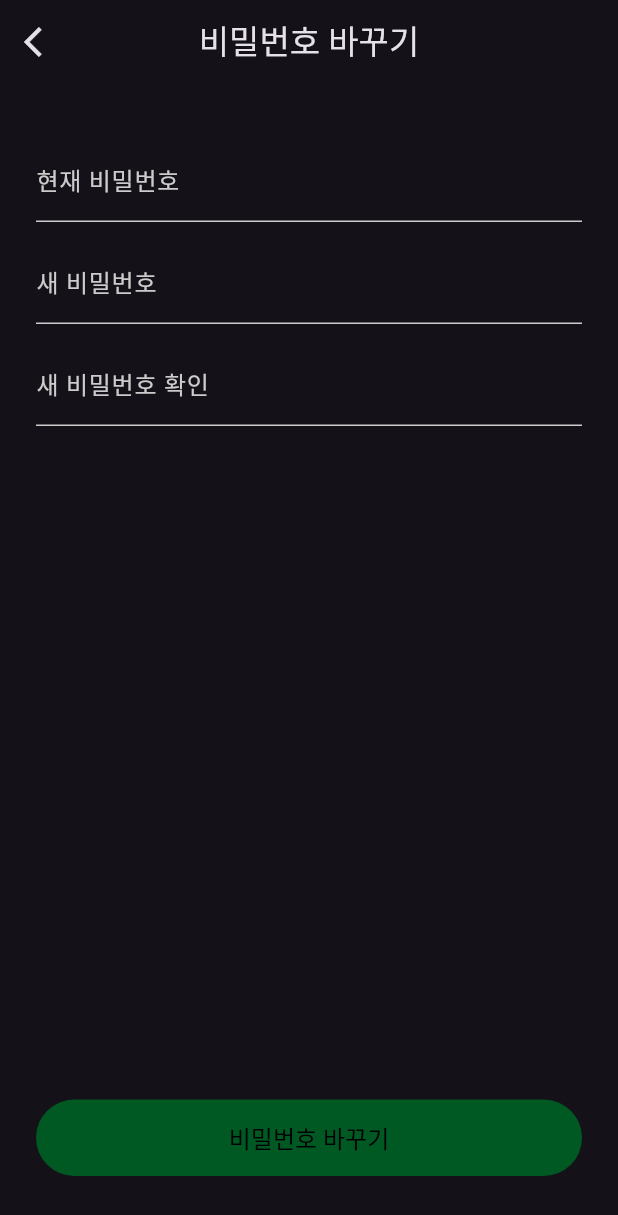
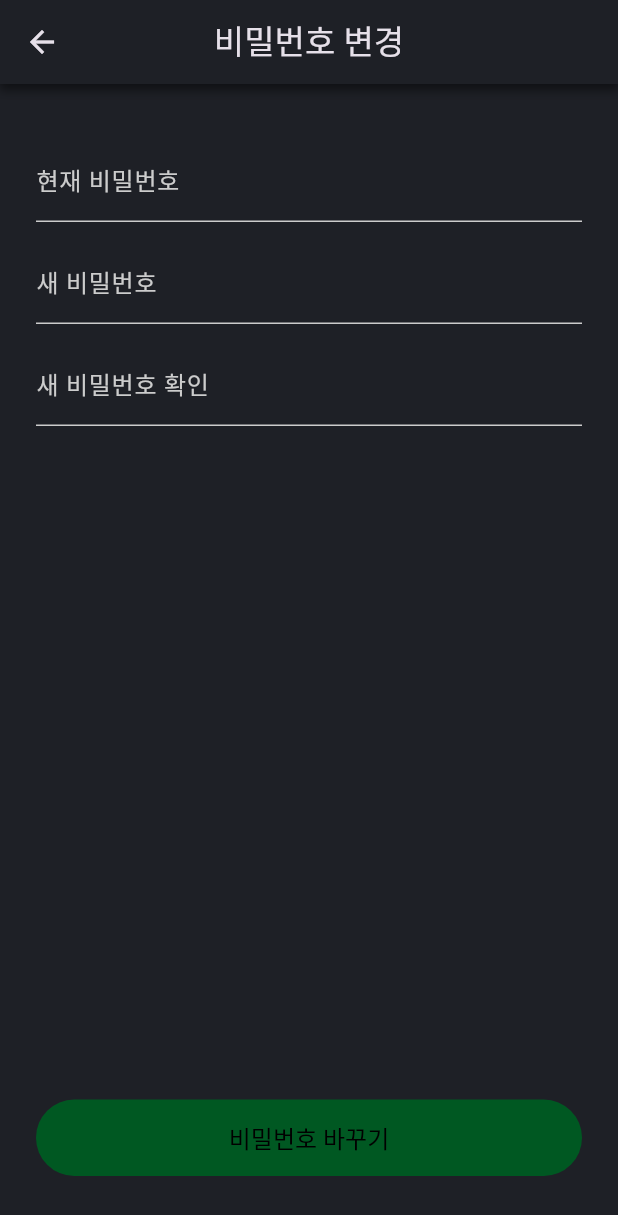
Before and after one commit to mgn1440/JabTraining, a Flutter app: the PasswordEditPage screen opened directly, on a phone screen of 412 x 824 dp. Shown: the top 1215 px of the screen. Run offline on Flutter 3.47's test engine with Material 3 defaults, Android fonts, the phone set to English and light mode, and no system bars; our stand-ins replace flutter_dotenv, flutter_svg, shared_preferences, supabase_flutter, table_calendar; accounts and stored records are empty.

Commit message:
feat: appBar shadow add and color change close #26

```diff
--- /dev/null
+++ b/lib/component/custom_app_bar.dart
@@ -0,0 +1,48 @@
+import 'package:flutter/material.dart';
+import 'package:jab_training/const/color.dart';
+
+class CustomAppBar extends StatelessWidget implements PreferredSizeWidget {
+  final String title;
+  final bool iconStat;
+
+  const CustomAppBar({
+    Key? key,
+    required this.title,
+    required this.iconStat,
+  }) : super(key: key);
+
+  @override
+  Widget build(BuildContext context) {
+    return Container(
+      decoration: BoxDecoration(
+        color: background.withOpacity(1.0), // 배경색 설정
+        boxShadow: [
+          BoxShadow(
+            color: Colors.black.withOpacity(0.5), // 그림자 색상 및 투명도 설정
+            spreadRadius: 1,
+            blurRadius: 5,
+            offset: const Offset(0, 3), // 그림자의 위치 설정
+          ),
+        ],
+      ),
+      child: AppBar(
+        scrolledUnderElevation: 0,
+        title: Text(title),
+        centerTitle: true,
+        backgroundColor: Colors.transparent, // AppBar의 배경색을 투명하게 설정
+        elevation: 0, // AppBar의 기본 elevation 제거
+        leading: iconStat
+            ? IconButton(
+                icon: const Icon(Icons.arrow_back),
+                onPressed: () {
+                  Navigator.of(context).pop();
+                },
+              )
+            : null,
+      ),
+    );
+  }
+
+  @override
+  Size get preferredSize => const Size.fromHeight(kToolbarHeight);
+}
--- a/lib/pages/password_edit_page.dart
+++ b/lib/pages/password_edit_page.dart
@@ -3,7 +3,7 @@ import 'package:jab_training/main.dart';
 import 'package:supabase_flutter/supabase_flutter.dart';
 import 'package:jab_training/component/buttons.dart';
 import 'package:jab_training/const/color.dart';
-
+import 'package:jab_training/component/custom_app_bar.dart';
 
 class PasswordEditPage extends StatefulWidget {
   const PasswordEditPage({super.key});
@@ -14,9 +14,11 @@ class PasswordEditPage extends StatefulWidget {
 
 class _PasswordEditPageState extends State<PasswordEditPage> {
   final SupabaseClient supabase = Supabase.instance.client;
-  final TextEditingController _currentPasswordController = TextEditingController();
+  final TextEditingController _currentPasswordController =
+      TextEditingController();
   final TextEditingController _newPasswordController = TextEditingController();
-  final TextEditingController _confirmNewPasswordController = TextEditingController();
+  final TextEditingController _confirmNewPasswordController =
+      TextEditingController();
   bool _isLoading = false;
   bool _isFormValid = false;
 
@@ -72,7 +74,7 @@ class _PasswordEditPageState extends State<PasswordEditPage> {
         if (mounted) {
           context.showSnackBar('현재 사용자 정보를 확인할 수 없습니다.', isError: true);
         }
-        return ;
+        return;
       }
 
       await supabase.auth.updateUser(
@@ -110,16 +112,7 @@ class _PasswordEditPageState extends State<PasswordEditPage> {
   @override
   Widget build(BuildContext context) {
     return Scaffold(
-      appBar: AppBar(
-        title: const Text('비밀번호 바꾸기'),
-        centerTitle: true,
-        leading: IconButton(
-          icon: const Icon(Icons.arrow_back_ios),
-          onPressed: () {
-            Navigator.pop(context);
-          },
-        ),
-      ),
+        appBar: const CustomAppBar(title: '비밀번호 변경', iconStat: true),
         body: Column(
           children: [
             Expanded(
@@ -154,8 +147,7 @@ class _PasswordEditPageState extends State<PasswordEditPage> {
                   obscureText: true,
                 ),
               ],
-              )
-          ),
+            )),
             CustomButton(
               isEnabled: _isFormValid,
               buttonType: ButtonType.filled,
@@ -164,7 +156,6 @@ class _PasswordEditPageState extends State<PasswordEditPage> {
             ),
             const SizedBox(height: 40),
           ],
-      )
-    );
+        ));
   }
 }
```
Also changed, not shown: lib/main.dart (+2 -6 lines), lib/pages/gym_select_page.dart (+2 -10 lines), lib/pages/home_page.dart (+4 -3 lines), lib/pages/profile_edit_page.dart (+9 -21 lines), lib/pages/sign_in_page.dart (+2 -9 lines), lib/pages/sign_up_page.dart (+4 -11 lines). Lines whose indentation alone changed are shown as unchanged.
